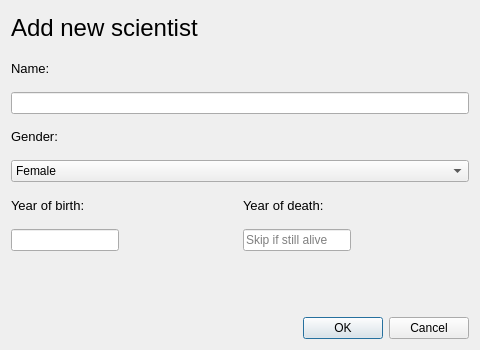
Hopur-50/Verkefni3, file addscientist.ui: the form before one commit.
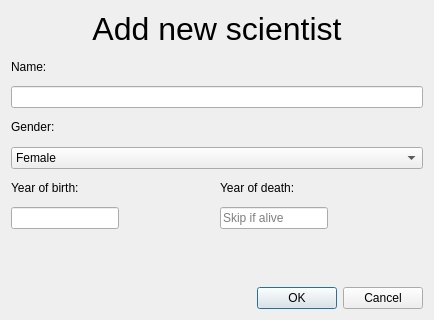
The form after the commit.

Patch:
```diff
--- a/addscientist.ui
+++ b/addscientist.ui
@@ -9,8 +9,8 @@
    <rect>
     <x>0</x>
     <y>0</y>
-    <width>480</width>
-    <height>350</height>
+    <width>434</width>
+    <height>320</height>
    </rect>
   </property>
   <property name="windowTitle">
@@ -19,6 +19,9 @@
   <property name="autoFillBackground">
    <bool>false</bool>
   </property>
+  <property name="styleSheet">
+   <string notr="true">font: 13pt &quot;Andale Mono&quot;;</string>
+  </property>
   <layout class="QVBoxLayout" name="verticalLayout">
    <item>
     <widget class="QLabel" name="label_4">
@@ -29,7 +32,7 @@
       <enum>QFrame::Sunken</enum>
      </property>
      <property name="text">
-      <string>&lt;html&gt;&lt;head/&gt;&lt;body&gt;&lt;p&gt;&lt;span style=&quot; font-size:18pt; color:#000000;&quot;&gt;Add new scientist&lt;/span&gt;&lt;/p&gt;&lt;/body&gt;&lt;/html&gt;</string>
+      <string>&lt;html&gt;&lt;head/&gt;&lt;body&gt;&lt;p align=&quot;center&quot;&gt;&lt;span style=&quot; font-size:24pt; color:#000000;&quot;&gt;Add new scientist&lt;/span&gt;&lt;/p&gt;&lt;/body&gt;&lt;/html&gt;</string>
      </property>
      <property name="textFormat">
       <enum>Qt::RichText</enum>
@@ -41,7 +44,7 @@
      <item>
       <widget class="QLabel" name="label">
        <property name="text">
-        <string>&lt;html&gt;&lt;head/&gt;&lt;body&gt;&lt;p&gt;&lt;span style=&quot; font-size:10pt;&quot;&gt;Name:&lt;/span&gt;&lt;/p&gt;&lt;/body&gt;&lt;/html&gt;</string>
+        <string>&lt;html&gt;&lt;head/&gt;&lt;body&gt;&lt;p&gt;Name:&lt;/p&gt;&lt;/body&gt;&lt;/html&gt;</string>
        </property>
       </widget>
      </item>
@@ -64,7 +67,7 @@
    <item>
     <widget class="QLabel" name="label_2">
      <property name="text">
-      <string>&lt;html&gt;&lt;head/&gt;&lt;body&gt;&lt;p&gt;&lt;span style=&quot; font-size:10pt;&quot;&gt;Gender:&lt;/span&gt;&lt;/p&gt;&lt;/body&gt;&lt;/html&gt;</string>
+      <string>&lt;html&gt;&lt;head/&gt;&lt;body&gt;&lt;p&gt;Gender:&lt;/p&gt;&lt;/body&gt;&lt;/html&gt;</string>
      </property>
     </widget>
    </item>
@@ -92,14 +95,14 @@
      <item>
       <widget class="QLabel" name="label_3">
        <property name="text">
-        <string>&lt;html&gt;&lt;head/&gt;&lt;body&gt;&lt;p&gt;&lt;span style=&quot; font-size:10pt;&quot;&gt;Year of birth:&lt;/span&gt;&lt;/p&gt;&lt;/body&gt;&lt;/html&gt;</string>
+        <string>&lt;html&gt;&lt;head/&gt;&lt;body&gt;&lt;p&gt;Year of birth:&lt;/p&gt;&lt;/body&gt;&lt;/html&gt;</string>
        </property>
       </widget>
      </item>
      <item>
       <widget class="QLabel" name="label_5">
        <property name="text">
-        <string>&lt;html&gt;&lt;head/&gt;&lt;body&gt;&lt;p&gt;&lt;span style=&quot; font-size:10pt;&quot;&gt;Year of death:  &lt;/span&gt;&lt;/p&gt;&lt;/body&gt;&lt;/html&gt;</string>
+        <string>&lt;html&gt;&lt;head/&gt;&lt;body&gt;&lt;p&gt;Year of death: &lt;/p&gt;&lt;/body&gt;&lt;/html&gt;</string>
        </property>
       </widget>
      </item>
@@ -166,7 +169,7 @@
         <number>4</number>
        </property>
        <property name="placeholderText">
-        <string>Skip if still alive</string>
+        <string>Skip if alive</string>
        </property>
       </widget>
      </item>
```
